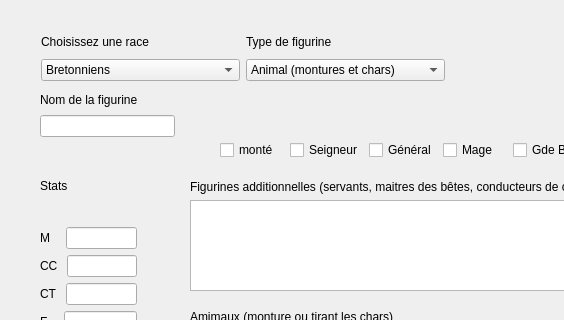
The window that warhole/modelwindow.ui (kaosphere/Warhole) describes before a commit, drawn with Qt 5; both pictures show x 0 to 564 and y 0 to 320 of the 1132 by 698 pixel window.
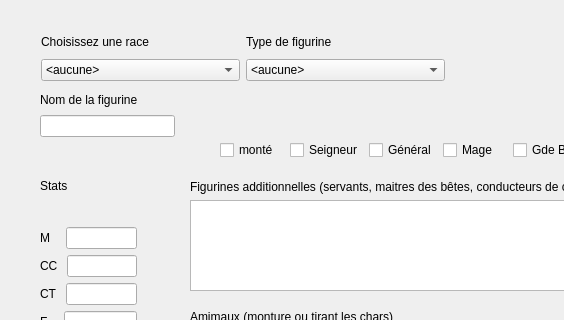
The same window after the commit.

Commit message: add "none" in combo box to force the choice of race and unit type

What changed in the file:
```diff
--- a/warhole/modelwindow.ui
+++ b/warhole/modelwindow.ui
@@ -229,6 +229,11 @@
       </item>
       <item>
        <widget class="QComboBox" name="comboRace">
+        <item>
+         <property name="text">
+          <string>&lt;aucune&gt;</string>
+         </property>
+        </item>
         <item>
          <property name="text">
           <string>Bretonniens</string>
@@ -309,6 +314,11 @@
       </item>
       <item>
        <widget class="QComboBox" name="comboUnitType">
+        <item>
+         <property name="text">
+          <string>&lt;aucune&gt;</string>
+         </property>
+        </item>
         <item>
          <property name="text">
           <string>Animal (montures et chars)</string>
```
The commit also changes 1 other file.
